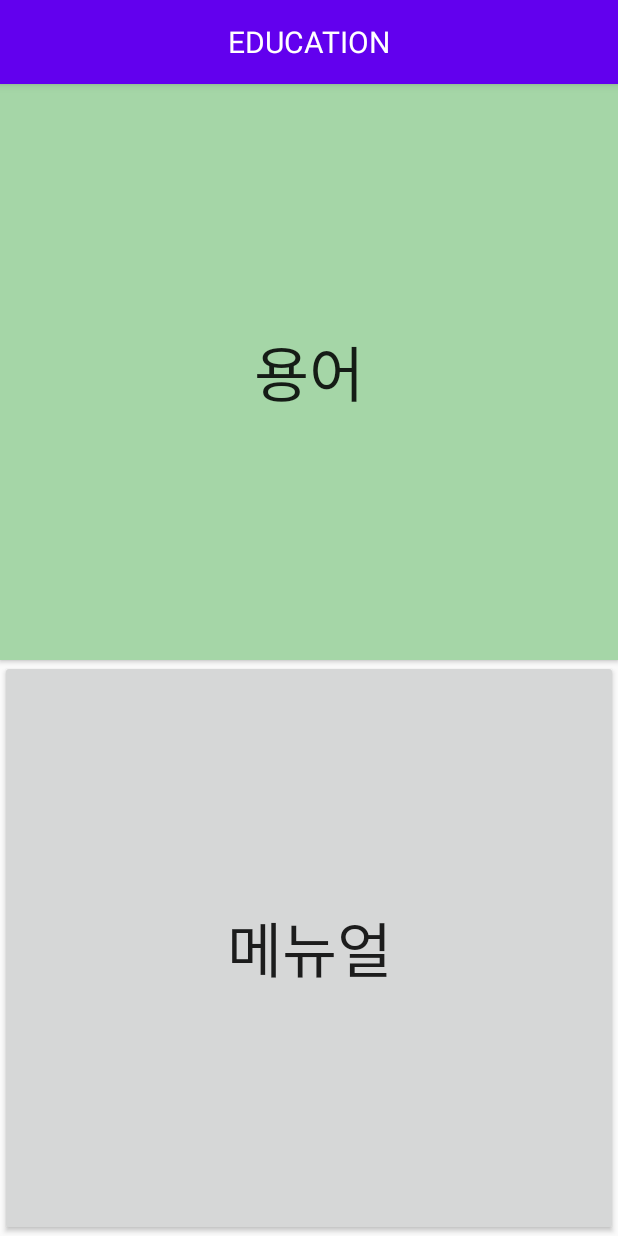
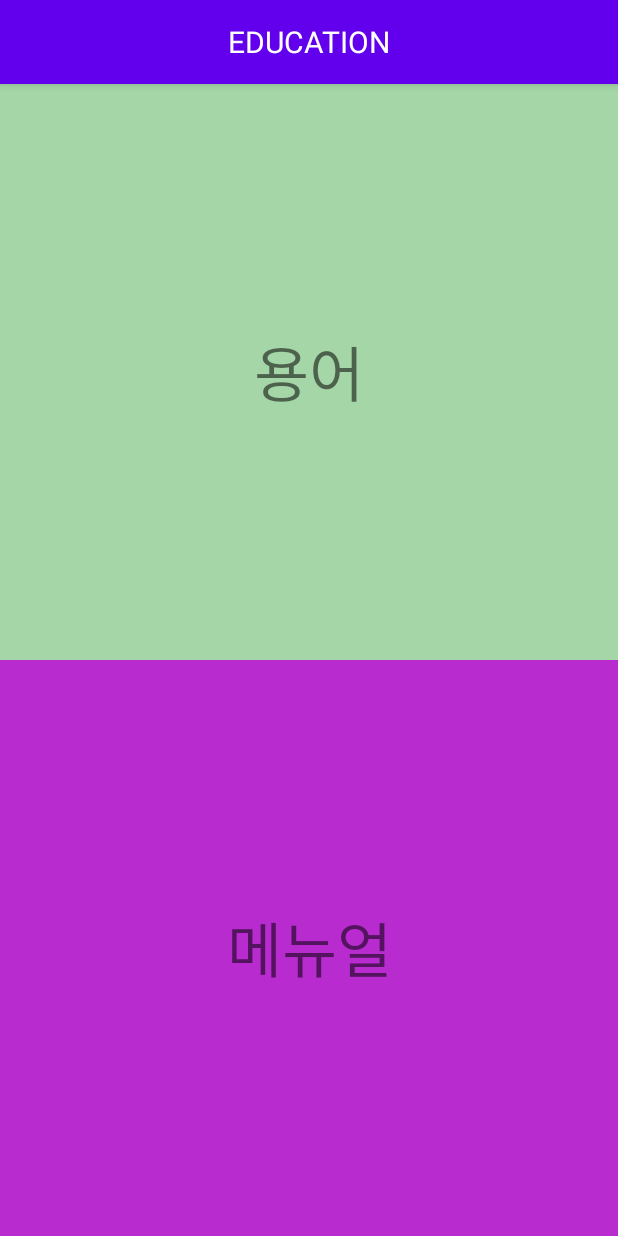
Before and after one commit to JAICHANGPARK/DiabetesEducation, an Android app: the screen it shows after launch (MainActivity), on a phone screen of 412 x 824 dp. Run offline under Robolectric (Android 15) with nearby library versions, the phone set to English and light mode, and no system bars.

Commit message:
메인 버튼 -> 레이아웃
메인 버튼 -> 레이아웃

```diff
--- a/app/src/main/java/com/dreamwalker/diabeteseducation/MainActivity.java
+++ b/app/src/main/java/com/dreamwalker/diabeteseducation/MainActivity.java
@@ -9,6 +9,7 @@ import android.view.Menu;
 import android.view.MenuItem;
 import android.view.View;
 import android.widget.Button;
+import android.widget.LinearLayout;
 
 public class MainActivity extends AppCompatActivity {
 
@@ -17,15 +18,14 @@ public class MainActivity extends AppCompatActivity {
     protected void onCreate(Bundle savedInstanceState) {
         super.onCreate(savedInstanceState);
         setContentView(R.layout.activity_main);
-        Button action_word = ( Button ) findViewById(R.id.action_word);
+        LinearLayout action_word = (LinearLayout) findViewById(R.id.action_word);
 
-        //
         // 상태바 색 변경
         View view = getWindow().getDecorView();
         view.setSystemUiVisibility(View.SYSTEM_UI_FLAG_LIGHT_STATUS_BAR);
         getWindow().setStatusBarColor(Color.parseColor(getResources().getString(R.color.colorPrimaryPurle)));
 
-        // 버튼 이벤트
+        // 레이아웃(버튼) 이벤트
         action_word.setOnClickListener(new View.OnClickListener() {
             @Override
             public void onClick(View v) {
@@ -35,7 +35,7 @@ public class MainActivity extends AppCompatActivity {
             }
         });
 
-        Button action_image = ( Button ) findViewById(R.id.action_image);
+        LinearLayout action_image = (LinearLayout) findViewById(R.id.action_image);
         action_image.setOnClickListener(new View.OnClickListener() {
             @Override
             public void onClick(View v) {
--- a/app/src/main/res/drawable/custom_button01.xml
+++ /dev/null
@@ -1,4 +0,0 @@
-<?xml version="1.0" encoding="utf-8"?>
-<selector xmlns:android="http://schemas.android.com/apk/res/android">
-
-</selector>
--- a/app/src/main/res/layout/activity_edu_pdf.xml
+++ b/app/src/main/res/layout/activity_edu_pdf.xml
@@ -5,23 +5,26 @@
     android:layout_width="match_parent"
     android:layout_height="match_parent"
     tools:context=".EduPdfActivity">
+
     <android.support.v7.widget.Toolbar
         android:id="@+id/my_toolbar"
         android:layout_width="match_parent"
         android:layout_height="?attr/actionBarSize"
         android:background="@color/colorPrimary"
         android:elevation="4dp">
+
         <TextView
             android:layout_width="wrap_content"
             android:layout_height="wrap_content"
             android:layout_gravity="center"
-            android:text="EDUCATION"
+            android:text="@string/oops1"
             android:textColor="#ffffff"
             android:textSize="20sp" />
     </android.support.v7.widget.Toolbar>
+
     <android.support.v7.widget.RecyclerView
-        android:layout_marginTop="?attr/actionBarSize"
         android:id="@+id/recycler_view"
         android:layout_width="match_parent"
-        android:layout_height="match_parent"/>
+        android:layout_height="match_parent"
+        android:layout_marginTop="?attr/actionBarSize" />
 </android.support.design.widget.CoordinatorLayout>
--- a/app/src/main/res/layout/activity_edu_word.xml
+++ b/app/src/main/res/layout/activity_edu_word.xml
@@ -5,23 +5,26 @@
     android:layout_width="match_parent"
     android:layout_height="match_parent"
     tools:context=".EduWordActivity">
+
     <android.support.v7.widget.Toolbar
         android:id="@+id/my_toolbar"
         android:layout_width="match_parent"
         android:layout_height="?attr/actionBarSize"
         android:background="@color/colorPrimary"
         android:elevation="4dp">
+
         <TextView
             android:layout_width="wrap_content"
             android:layout_height="wrap_content"
             android:layout_gravity="center"
-            android:text="EDUCATION"
+            android:text="@string/oops1"
             android:textColor="#ffffff"
             android:textSize="20sp" />
     </android.support.v7.widget.Toolbar>
+
     <android.support.v7.widget.RecyclerView
-        android:layout_marginTop="?attr/actionBarSize"
         android:id="@+id/recycler_view"
         android:layout_width="match_parent"
-        android:layout_height="match_parent"/>
+        android:layout_height="match_parent"
+        android:layout_marginTop="?attr/actionBarSize" />
 </android.support.design.widget.CoordinatorLayout>
--- a/app/src/main/res/layout/activity_main.xml
+++ b/app/src/main/res/layout/activity_main.xml
@@ -1,42 +1,57 @@
 <?xml version="1.0" encoding="utf-8"?>
-<RelativeLayout
-    xmlns:android="http://schemas.android.com/apk/res/android"
+<LinearLayout xmlns:android="http://schemas.android.com/apk/res/android"
     android:id="@+id/activity_main"
     android:layout_width="match_parent"
-    android:layout_height="match_parent">
+    android:layout_height="match_parent"
+    android:orientation="vertical">
+
     <android.support.v7.widget.Toolbar
         android:id="@+id/my_toolbar"
         android:layout_width="match_parent"
         android:layout_height="?attr/actionBarSize"
         android:background="@color/colorPrimary"
         android:elevation="4dp">
+
         <TextView
             android:layout_width="wrap_content"
             android:layout_height="wrap_content"
             android:layout_gravity="center"
-            android:text="EDUCATION"
+            android:text="@string/oops1"
             android:textColor="#ffffff"
             android:textSize="20sp" />
     </android.support.v7.widget.Toolbar>
+
     <LinearLayout
-        android:layout_marginTop="?attr/actionBarSize"
-        android:orientation="vertical"
+        android:id="@+id/action_word"
         android:layout_width="match_parent"
-        android:layout_height="match_parent">
-        <Button
-            android:id="@+id/action_word"
-            android:text="용어"
-            android:textSize="40sp"
-            android:background="#a5d6a7"
-            android:layout_weight="1"
+        android:layout_height="0dp"
+        android:layout_weight="1"
+        android:background="#a5d6a7"
+        android:orientation="horizontal">
+
+        <TextView
             android:layout_width="match_parent"
-            android:layout_height="match_parent" />
-        <Button
-            android:id="@+id/action_image"
-            android:text="메뉴얼"
-            android:textSize="40sp"
-            android:layout_weight="1"
+            android:layout_height="wrap_content"
+            android:layout_gravity="center"
+            android:gravity="center"
+            android:text="@string/oops2"
+            android:textSize="40sp"/>
+    </LinearLayout>
+
+    <LinearLayout
+        android:id="@+id/action_image"
+        android:layout_width="match_parent"
+        android:layout_height="0dp"
+        android:layout_weight="1"
+        android:background="#b72bcf"
+        android:orientation="horizontal">
+
+        <TextView
             android:layout_width="match_parent"
-            android:layout_height="match_parent" />
+            android:layout_height="wrap_content"
+            android:layout_gravity="center"
+            android:gravity="center"
+            android:text="@string/oops3"
+            android:textSize="40sp"/>
     </LinearLayout>
-</RelativeLayout>
+</LinearLayout>
--- a/app/src/main/res/values/strings.xml
+++ b/app/src/main/res/values/strings.xml
@@ -93,4 +93,8 @@
     <string name="child_parent_2_13"> 몸에서 인슐린의 적용이 감소된 것을 의미한다.\n인슐린의 기능이 떨어져 세포가 포도당을 효과적으로 연소하지 못하는 것을 말한다. </string>
     <string name="child_parent_2_14"> 혈압이 정상치보다 높으면 고혈압이라고 한다. </string>
     <string name="child_parent_2_15"> 추가예정 </string>
+
+    <string name="oops1"> EDUCATION </string>
+    <string name="oops2"> 용어 </string>
+    <string name="oops3"> 메뉴얼 </string>
 </resources>
```
